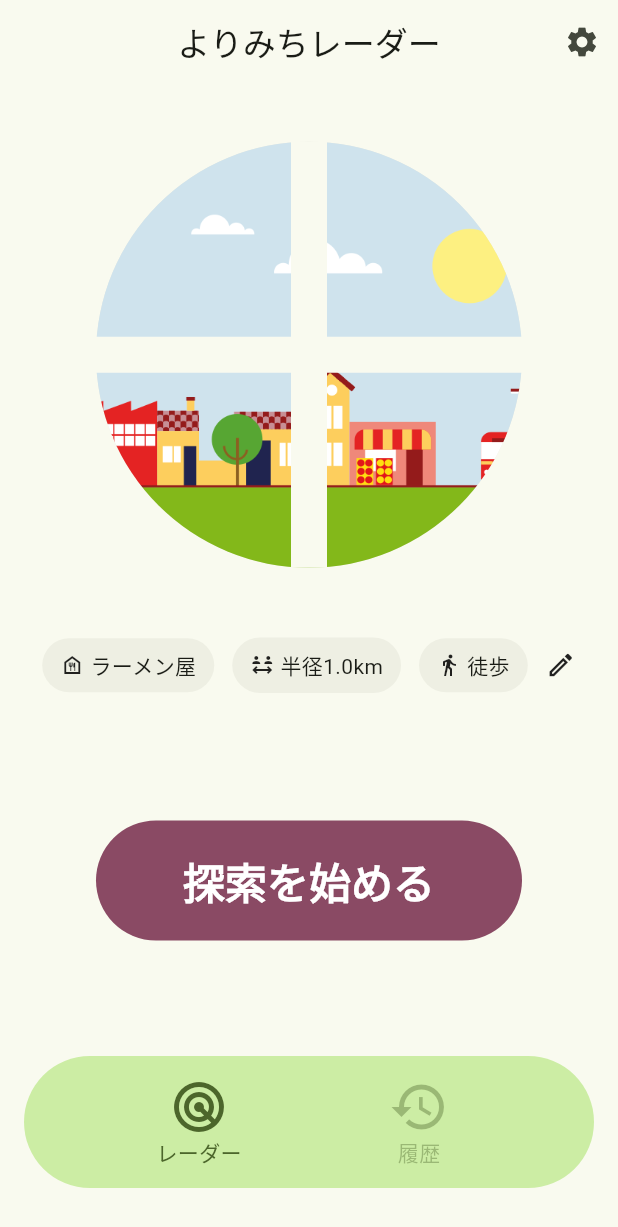
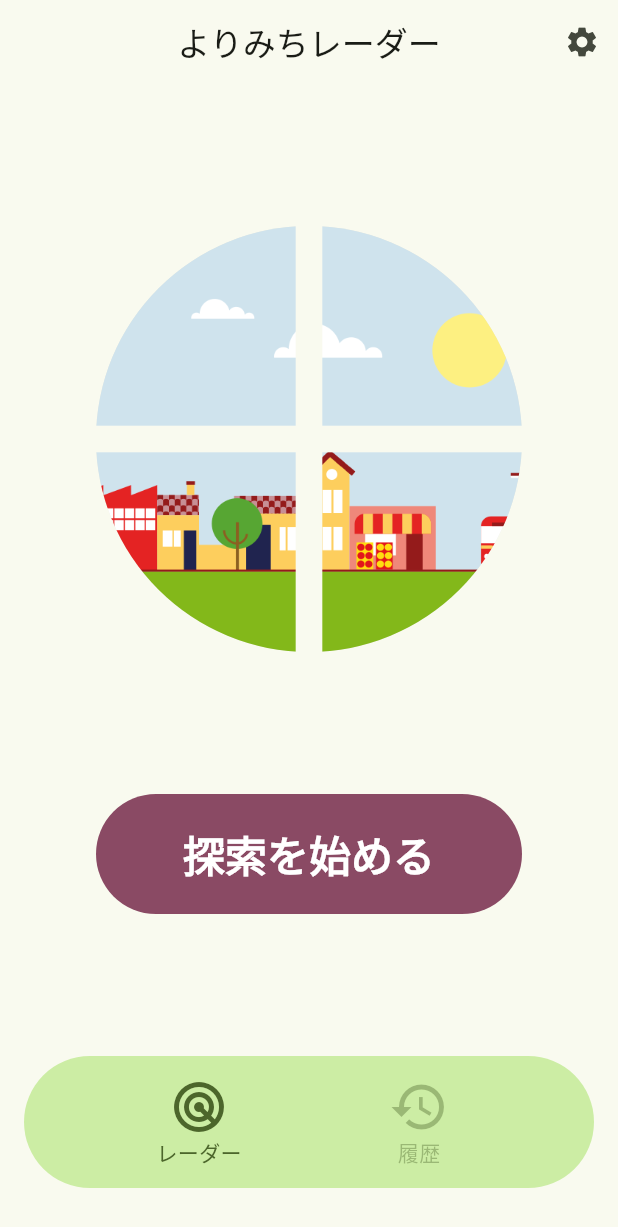
Before and after one commit to Chika0221/YorimichiRadar, a Flutter app: the screen it shows after launch, on a phone screen of 412 x 824 dp. Shown: the top 1227 px of the screen. Run offline on Flutter 3.47's test engine with Material 3 defaults, Android fonts, the phone set to English and light mode, and no system bars; our stand-ins replace audioplayers, flutter_compass, flutter_hooks, freezed_annotation, google_fonts, hooks_riverpod and 1 more; Roboto replaces fonts that are missing (Boku2).

Commit message:
Refactor(search): Split SearchPage into start and active views
This commit separates the search configuration UI from the active search

```diff
--- a/lib/main_page.dart
+++ b/lib/main_page.dart
@@ -6,7 +6,7 @@ import 'package:hooks_riverpod/hooks_riverpod.dart';
 
 // Project imports:
 import 'package:yorimichi_radar/pages/history_page.dart';
-import 'package:yorimichi_radar/pages/search_page.dart';
+import 'package:yorimichi_radar/pages/search_start_page.dart';
 import 'package:yorimichi_radar/routes.dart';
 import 'package:yorimichi_radar/state/navi_bar_provider.dart';
 import 'package:yorimichi_radar/widgets/custom_navi_bar.dart';
@@ -31,7 +31,7 @@ class MainPage extends HookConsumerWidget {
       ),
       body: IndexedStack(
         index: pageIndex,
-        children: const [SearchPage(), HistoryPage()],
+        children: const [SearchStartPage(), HistoryPage()],
       ),
       bottomNavigationBar: const CustomNaviBar(),
     );
--- a/lib/pages/search_page.dart
+++ b/lib/pages/search_page.dart
@@ -5,31 +5,31 @@ import 'package:flutter/material.dart';
 import 'package:hooks_riverpod/hooks_riverpod.dart';
 
 // Project imports:
-import 'package:yorimichi_radar/pages/main.dart';
-import 'package:yorimichi_radar/routes.dart';
 import 'package:yorimichi_radar/widgets/radar/radar_circle.dart';
-import 'package:yorimichi_radar/widgets/search/search_setting_container.dart';
 
-part '../widgets/search/search_start_button.dart';
+part '../widgets/search/search_page_bottom_sheet.dart';
 
 class SearchPage extends HookConsumerWidget {
   const SearchPage({super.key});
   @override
   Widget build(BuildContext context, WidgetRef ref) {
     return Scaffold(
-      body: Center(
-        child: Column(
-          children: [
-            Spacer(),
-            RadarCircle(mode: RadarMode.window),
-            Spacer(flex: 1),
-            SearchSettingContainer(),
-            Spacer(flex: 2),
-            SearchStartButton(),
-            Spacer(flex: 2),
-          ],
+      body: Container(color: Colors.red),
+      floatingActionButton: RadarCircle(
+        mode: RadarMode.none,
+        radarDiameter: 64,
+        child: Center(
+          child: IconButton(
+            onPressed: () {
+
+            },
+            icon: Icon(Icons.keyboard_arrow_up_rounded),
+          ),
         ),
       ),
+      floatingActionButtonLocation: FloatingActionButtonLocation.centerDocked,
+
+      bottomSheet: SearchPageBottomSheet(),
     );
   }
 }
--- /dev/null
+++ b/lib/pages/search_start_page.dart
@@ -0,0 +1,28 @@
+// Flutter imports:
+import 'package:flutter/material.dart';
+
+// Package imports:
+import 'package:hooks_riverpod/hooks_riverpod.dart';
+
+// Project imports:
+import 'package:yorimichi_radar/pages/main.dart';
+import 'package:yorimichi_radar/routes.dart';
+import 'package:yorimichi_radar/widgets/radar/radar_circle.dart';
+import 'package:yorimichi_radar/widgets/search/search_setting_container.dart';
+
+part '../widgets/search/search_start_button.dart';
+
+class SearchStartPage extends HookConsumerWidget {
+  const SearchStartPage({super.key});
+  @override
+  Widget build(BuildContext context, WidgetRef ref) {
+    return Scaffold(
+      body: Center(
+        child: Column(
+          mainAxisAlignment: MainAxisAlignment.spaceEvenly,
+          children: [RadarCircle(mode: RadarMode.window), SearchStartButton()],
+        ),
+      ),
+    );
+  }
+}
--- a/lib/routes.dart
+++ b/lib/routes.dart
@@ -4,11 +4,13 @@ import 'package:flutter/material.dart';
 // Project imports:
 import 'package:yorimichi_radar/main_page.dart';
 import 'package:yorimichi_radar/pages/radar_page.dart';
+import 'package:yorimichi_radar/pages/search_page.dart';
 import 'package:yorimichi_radar/pages/settings_page.dart';
 
 enum AppRoute {
   home('/'),
   setting('/setting'),
+  search('/search'),
   radar('/radar');
 
   const AppRoute(this.path);
@@ -19,4 +21,5 @@ final Map<String, Widget Function(BuildContext)> routes = {
   AppRoute.home.path: (context) => const MainPage(),
   AppRoute.setting.path: (context) => const SettingsPage(),
   AppRoute.radar.path: (context) => RadarPage(),
+  AppRoute.search.path: (context) => SearchPage(),
 };
--- a/lib/widgets/radar/radar_circle.dart
+++ b/lib/widgets/radar/radar_circle.dart
@@ -20,31 +20,45 @@ part 'sensor_wave.dart';
 part 'window.dart';
 
 class RadarCircle extends HookConsumerWidget {
-  const RadarCircle({super.key, required this.mode});
+  const RadarCircle({
+    super.key,
+    required this.mode,
+    this.child,
+    this.radarDiameter,
+    this.icon = Icons.keyboard_arrow_up_rounded,
+  });
 
   final RadarMode mode;
+  final IconData icon;
+  final Widget? child;
+  final double? radarDiameter;
 
   @override
   Widget build(BuildContext context, WidgetRef ref) {
-    final radarDiameter =
+    final maxDiameter =
         MediaQuery.of(context).size.width - pageHorizontalPadding * 2;
+
+    final diameter = radarDiameter ?? maxDiameter;
+
     return Hero(
       tag: "radar",
       child: Container(
-        height: radarDiameter,
-        width: radarDiameter,
+        width: diameter,
+        height: diameter,
         decoration: BoxDecoration(
           shape: BoxShape.circle,
           color: Theme.of(context).colorScheme.surfaceContainerHigh,
         ),
         child: switch (mode) {
-          RadarMode.window => Window(radarDiameter: radarDiameter),
-          RadarMode.sensor => Sensor(radarDiameter: radarDiameter),
+          RadarMode.window => Window(radarDiameter: diameter),
+          RadarMode.sensor => Sensor(radarDiameter: diameter),
           RadarMode.compass => Compass(),
+          RadarMode.arrow => Center(child: Icon(icon)),
+          RadarMode.none => child,
         },
       ),
     );
   }
 }
 
-enum RadarMode { window, sensor, compass }
+enum RadarMode { window, sensor, compass, arrow, none }
--- a/lib/widgets/radar/sensor.dart
+++ b/lib/widgets/radar/sensor.dart
@@ -30,7 +30,7 @@ class SensorStick extends StatelessWidget {
               clipper: SensorStickClipper(),
               child: Container(
                 height: radarDiameter / 2,
-                width: 32,
+                width: radarDiameter / 10,
                 color: fillColor,
               ),
             ),
@@ -38,8 +38,8 @@ class SensorStick extends StatelessWidget {
           Align(
             alignment: Alignment.center,
             child: Container(
-              height: 48,
-              width: 48,
+              height: radarDiameter / 8,
+              width: radarDiameter / 8,
               decoration: BoxDecoration(
                 color: fillColor,
                 shape: BoxShape.circle,
--- a/lib/widgets/radar/window.dart
+++ b/lib/widgets/radar/window.dart
@@ -43,14 +43,14 @@ class Window extends HookConsumerWidget {
           alignment: Alignment.center,
           child: Container(
             height: radarDiameter,
-            width: 24,
+            width: radarDiameter / 16,
             color: Theme.of(context).colorScheme.surface,
           ),
         ),
         Align(
           alignment: Alignment.center,
           child: Container(
-            height: 24,
+            height: radarDiameter / 16,
             width: radarDiameter,
             color: Theme.of(context).colorScheme.surface,
           ),
--- a/lib/widgets/search/search_setting_container.dart
+++ b/lib/widgets/search/search_setting_container.dart
@@ -109,6 +109,7 @@ class _SearchSettingsDialog extends HookConsumerWidget {
                     if (value != null) {
                       travelMode.value = value;
                     }
+                    // Navigator.of(context).pop();
                   },
                 );
               }),
--- a/lib/widgets/search/search_start_button.dart
+++ b/lib/widgets/search/search_start_button.dart
@@ -1,4 +1,4 @@
-part of '../../pages/search_page.dart';
+part of '../../pages/search_start_page.dart';
 
 class SearchStartButton extends HookConsumerWidget {
   const SearchStartButton({super.key});
@@ -13,7 +13,7 @@ class SearchStartButton extends HookConsumerWidget {
             Theme.of(context).colorScheme.tertiary,
           ),
         ),
-        onPressed: () => Navigator.of(context).pushNamed(AppRoute.radar.path),
+        onPressed: () => Navigator.of(context).pushNamed(AppRoute.search.path),
         child: Text(
           "探索を始める",
           style: Theme.of(context).textTheme.headlineMedium?.copyWith(
```
Also changed, not shown: lib/widgets/search/search_page_bottom_sheet.dart (added, +19 -0 lines), 1 other file.
